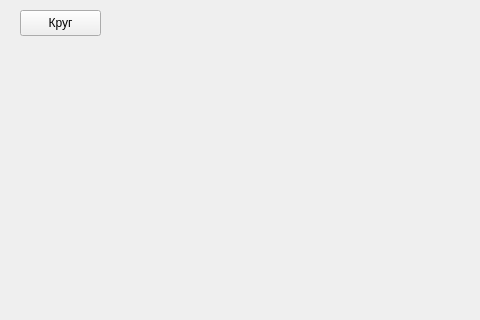
The window that UI.ui (MuhammadMirzoev/Yandexl) describes before a commit, drawn with Qt 5; both pictures show x 0 to 480 and y 0 to 320 of the 661 by 498 pixel window.
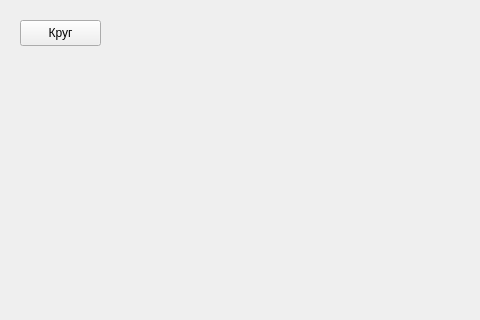
The same window after the commit.

```diff
--- a/UI.ui
+++ b/UI.ui
@@ -18,7 +18,7 @@
     <property name="geometry">
      <rect>
       <x>20</x>
-      <y>10</y>
+      <y>20</y>
       <width>81</width>
       <height>26</height>
      </rect>
```
